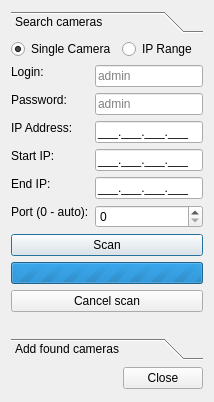
networkoptix/nx_open, file client/src/ui/dialogs/camera_addition_dialog.ui: the form before one commit.
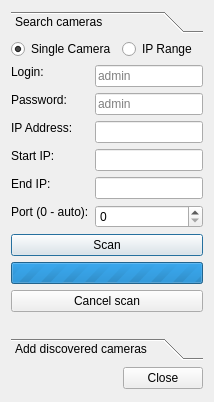
The form after the commit. Custom widgets are drawn as their Qt base class.

Commit message:
improving camera addition dialog
<==== Mercurial data ====>
Branch: master

Diff of the .ui file:
```diff
--- a/client/src/ui/dialogs/camera_addition_dialog.ui
+++ b/client/src/ui/dialogs/camera_addition_dialog.ui
@@ -6,12 +6,12 @@
    <rect>
     <x>0</x>
     <y>0</y>
-    <width>287</width>
+    <width>302</width>
     <height>475</height>
    </rect>
   </property>
   <property name="sizePolicy">
-   <sizepolicy hsizetype="Preferred" vsizetype="Fixed">
+   <sizepolicy hsizetype="Fixed" vsizetype="Fixed">
     <horstretch>0</horstretch>
     <verstretch>0</verstretch>
    </sizepolicy>
@@ -29,7 +29,7 @@
    <item>
     <widget class="QToolBox" name="stagesToolBox">
      <property name="sizePolicy">
-      <sizepolicy hsizetype="Preferred" vsizetype="Fixed">
+      <sizepolicy hsizetype="Expanding" vsizetype="Fixed">
        <horstretch>0</horstretch>
        <verstretch>0</verstretch>
       </sizepolicy>
@@ -42,7 +42,7 @@
        <rect>
         <x>0</x>
         <y>0</y>
-        <width>269</width>
+        <width>284</width>
         <height>344</height>
        </rect>
       </property>
@@ -164,9 +164,6 @@
            <property name="inputMethodHints">
             <set>Qt::ImhDigitsOnly</set>
            </property>
-           <property name="inputMask">
-            <string>009.009.009.009;_</string>
-           </property>
           </widget>
          </item>
          <item row="3" column="0">
@@ -193,9 +190,6 @@
            <property name="inputMethodHints">
             <set>Qt::ImhDigitsOnly</set>
            </property>
-           <property name="inputMask">
-            <string>009.009.009.009;_</string>
-           </property>
           </widget>
          </item>
          <item row="4" column="0">
@@ -222,9 +216,6 @@
            <property name="inputMethodHints">
             <set>Qt::ImhDigitsOnly</set>
            </property>
-           <property name="inputMask">
-            <string>009.009.009.009;_</string>
-           </property>
           </widget>
          </item>
          <item row="5" column="0">
@@ -304,7 +295,7 @@
        </sizepolicy>
       </property>
       <attribute name="label">
-       <string>Add found cameras</string>
+       <string>Add discovered cameras</string>
       </attribute>
       <layout class="QVBoxLayout" name="verticalLayout_7">
        <property name="margin">
```
The commit also changes 3 other files.
